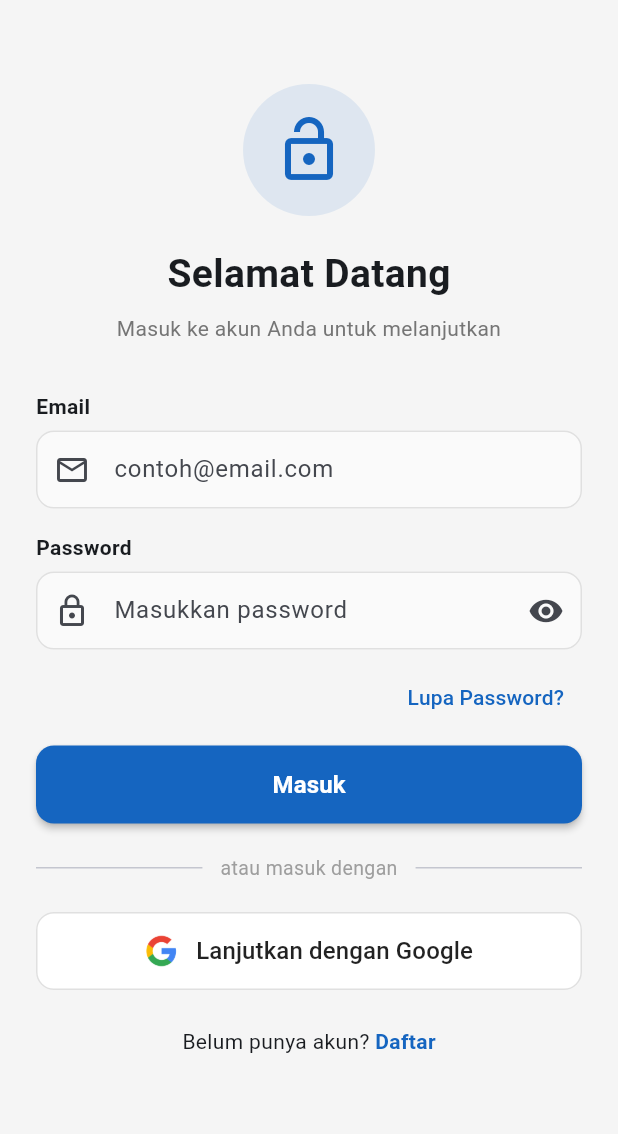
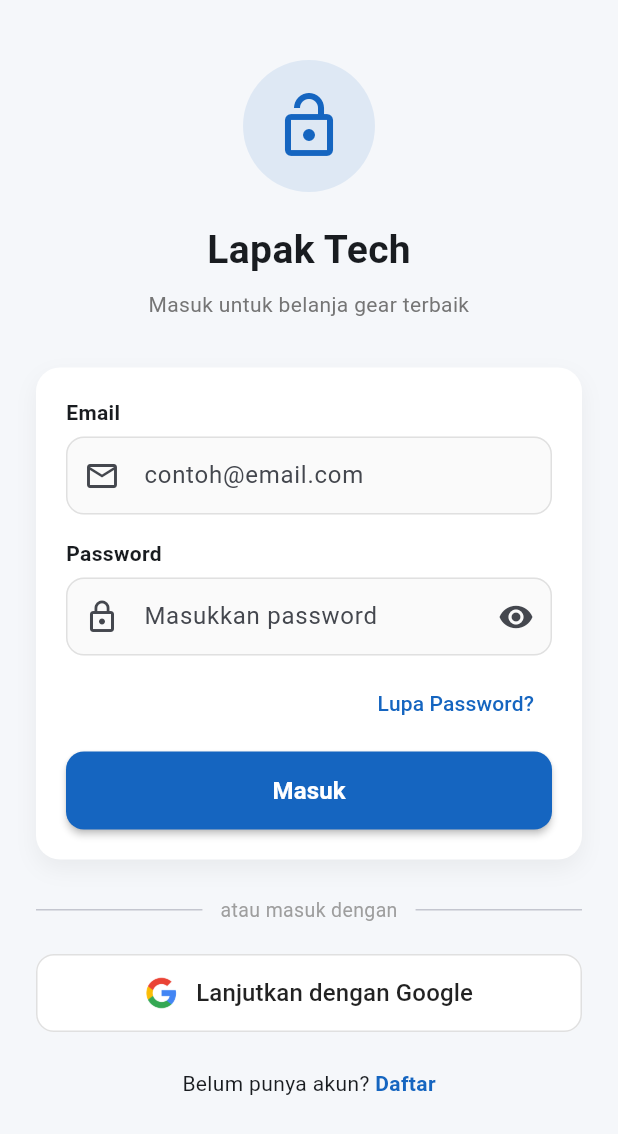
Before and after one commit to cale295/uts_lapak_tech_1123150071, a Flutter app: the screen it shows after launch, on a phone screen of 412 x 824 dp. Shown: the top 1134 px of the screen. Run offline on Flutter 3.47's test engine with Material 3 defaults, Android fonts, the light colour scheme and no system bars; our stand-ins replace dio, email_validator, equatable, firebase_auth, firebase_core, flutter_secure_storage and 1 more; accounts and stored records are empty.

Commit message:
edit login

```diff
--- a/lib/features/auth/presentation/pages/login_page.dart
+++ b/lib/features/auth/presentation/pages/login_page.dart
@@ -2,6 +2,7 @@
 import 'package:provider/provider.dart';
 import 'package:email_validator/email_validator.dart';
 import 'package:firebase_auth/firebase_auth.dart' hide AuthProvider;
+
 import '../providers/auth_provider.dart';
 import '../../../../core/routes/app_router.dart';
 import '../widgets/auth_header.dart';
@@ -10,6 +11,7 @@
 import '../widgets/loading_overlay.dart';
 import '../widgets/divider_with_text.dart';
 import '../widgets/google_sign_in_button.dart';
+
 class LoginPage extends StatefulWidget {
   const LoginPage({super.key});
 
@@ -30,7 +32,6 @@
     super.dispose();
   }
 
-  /// Handler untuk login email/password
   Future<void> _loginEmail() async {
     if (!_formKey.currentState!.validate()) return;
 
@@ -44,7 +45,6 @@
     _handleLoginResult(ok, auth);
   }
 
-  /// Handler untuk login Google
   Future<void> _loginGoogle() async {
     final auth = context.read<AuthProvider>();
     final ok = await auth.loginWithGoogle();
@@ -52,7 +52,6 @@
     _handleLoginResult(ok, auth);
   }
 
-  /// Routing berdasarkan hasil login
   void _handleLoginResult(bool ok, AuthProvider auth) {
     if (ok) {
       Navigator.pushReplacementNamed(context, AppRouter.dashboard);
@@ -73,6 +72,7 @@
     showDialog(
       context: context,
       builder: (_) => AlertDialog(
+        shape: RoundedRectangleBorder(borderRadius: BorderRadius.circular(16)),
         title: const Text('Reset Password'),
         content: CustomTextField(
           label: 'Email',
@@ -107,20 +107,39 @@
       isLoading: isLoading,
       message: 'Masuk ke akun...',
       child: Scaffold(
+        backgroundColor: const Color(0xFFF5F7FA),
         body: SafeArea(
           child: SingleChildScrollView(
-            padding: const EdgeInsets.all(24),
+            padding: const EdgeInsets.symmetric(horizontal: 24, vertical: 16),
             child: Form(
               key: _formKey,
               child: Column(
                 children: [
-                  const SizedBox(height: 32),
+                  const SizedBox(height: 24),
+
                   const AuthHeader(
                     icon: Icons.lock_open_outlined,
-                    title: 'Selamat Datang',
-                    subtitle: 'Masuk ke akun Anda untuk melanjutkan',
+                    title: 'Lapak Tech',
+                    subtitle: 'Masuk untuk belanja gear terbaik',
                   ),
+
                   const SizedBox(height: 32),
+
+                  Container(
+                    padding: const EdgeInsets.all(20),
+                    decoration: BoxDecoration(
+                      color: Colors.white,
+                      borderRadius: BorderRadius.circular(16),
+                      boxShadow: [
+                        BoxShadow(
+                          color: Colors.black.withOpacity(0.05),
+                          blurRadius: 12,
+                          offset: const Offset(0, 6),
+                        ),
+                      ],
+                    ),
+                    child: Column(
+                      children: [
                         CustomTextField(
                           label: 'Email',
                           hint: 'contoh@email.com',
@@ -135,7 +154,9 @@
                             return null;
                           },
                         ),
+
                         const SizedBox(height: 16),
+
                         CustomTextField(
                           label: 'Password',
                           hint: 'Masukkan password',
@@ -144,35 +165,52 @@
                           prefixIcon: const Icon(Icons.lock_outline),
                           suffixIcon: IconButton(
                             icon: Icon(
-                        _showPass ? Icons.visibility_off : Icons.visibility,
+                              _showPass
+                                  ? Icons.visibility_off
+                                  : Icons.visibility,
                             ),
-                      onPressed: () => setState(() => _showPass = !_showPass),
+                            onPressed: () =>
+                                setState(() => _showPass = !_showPass),
                           ),
                           validator: (v) =>
                               (v?.isEmpty ?? true) ? 'Password wajib diisi' : null,
                         ),
+
                         const SizedBox(height: 8),
+
                         Align(
                           alignment: Alignment.centerRight,
                           child: TextButton(
-                      onPressed: () => _showForgotPasswordDialog(context),
+                            onPressed: () =>
+                                _showForgotPasswordDialog(context),
                             child: const Text('Lupa Password?'),
                           ),
                         ),
+
                         const SizedBox(height: 8),
+
                         CustomButton(
                           label: 'Masuk',
                           onPressed: _loginEmail,
                           isLoading: isLoading,
                         ),
+                      ],
+                    ),
+                  ),
+
+                  const SizedBox(height: 24),
+
+                  const DividerWithText(text: 'atau masuk dengan'),
+
                   const SizedBox(height: 20),
-                  const DividerWithText(text: 'atau masuk dengan'),
-                  const SizedBox(height: 20),
+
                   GoogleSignInButton(
                     onPressed: _loginGoogle,
                     isLoading: isLoading,
                   ),
+
                   const SizedBox(height: 24),
+
                   Row(
                     mainAxisAlignment: MainAxisAlignment.center,
                     children: [
```
Lines whose indentation alone changed are shown as unchanged.
